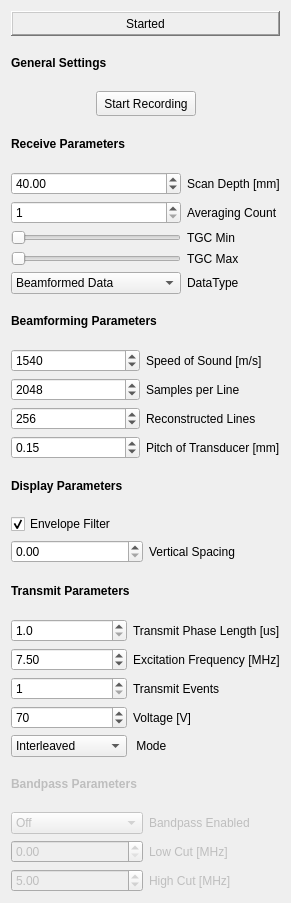
Old version of the form Modules/USUI/Qmitk/QmitkUSControlsCustomDiPhASDeviceWidget.ui in the repository MITK/MITK.
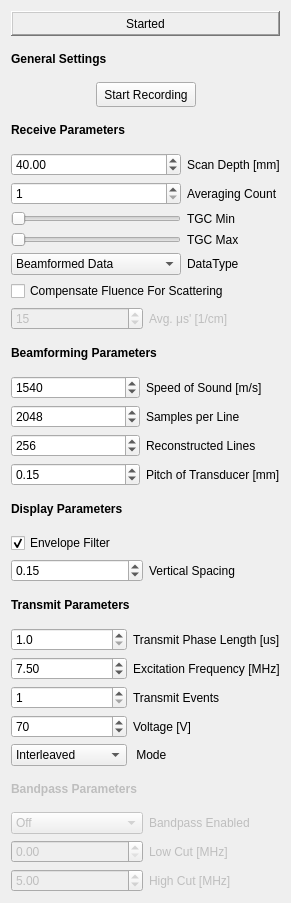
New version of the form.

Commit message: T19932 -resampling can be set now in the gui -set up lots of things so scattering comepensation can be done

Patch:
```diff
--- a/Modules/USUI/Qmitk/QmitkUSControlsCustomDiPhASDeviceWidget.ui
+++ b/Modules/USUI/Qmitk/QmitkUSControlsCustomDiPhASDeviceWidget.ui
@@ -219,6 +219,47 @@
      </item>
     </layout>
    </item>
+   <item>
+    <layout class="QVBoxLayout" name="verticalLayout_2">
+     <item>
+      <widget class="QCheckBox" name="CompensateScattering">
+       <property name="text">
+        <string>Compensate Fluence For Scattering</string>
+       </property>
+      </widget>
+     </item>
+     <item>
+      <layout class="QHBoxLayout" name="horizontalLayout">
+       <item>
+        <widget class="QSpinBox" name="ScatteringCoefficient">
+         <property name="enabled">
+          <bool>false</bool>
+         </property>
+         <property name="minimum">
+          <number>5</number>
+         </property>
+         <property name="maximum">
+          <number>25</number>
+         </property>
+         <property name="value">
+          <number>15</number>
+         </property>
+        </widget>
+       </item>
+       <item>
+        <widget class="QLabel" name="labelScattering">
+         <property name="enabled">
+          <bool>false</bool>
+         </property>
+         <property name="text">
+          <string>Avg. μs' [1/cm]</string>
+         </property>
+        </widget>
+       </item>
+      </layout>
+     </item>
+    </layout>
+   </item>
    <item>
     <widget class="QLabel" name="BeamformingLabel">
      <property name="text">
@@ -340,7 +381,13 @@
        <item>
         <widget class="QDoubleSpinBox" name="VerticalSpacing">
          <property name="maximum">
-          <double>5.000000000000000</double>
+          <double>1.000000000000000</double>
+         </property>
+         <property name="singleStep">
+          <double>0.050000000000000</double>
+         </property>
+         <property name="value">
+          <double>0.150000000000000</double>
          </property>
         </widget>
        </item>
```
The commit also changes 10 other files.
